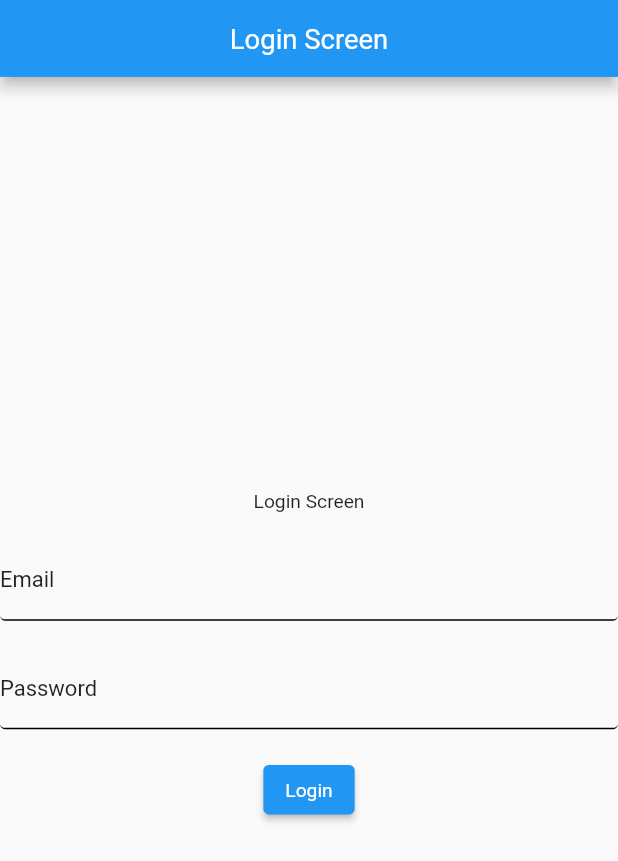
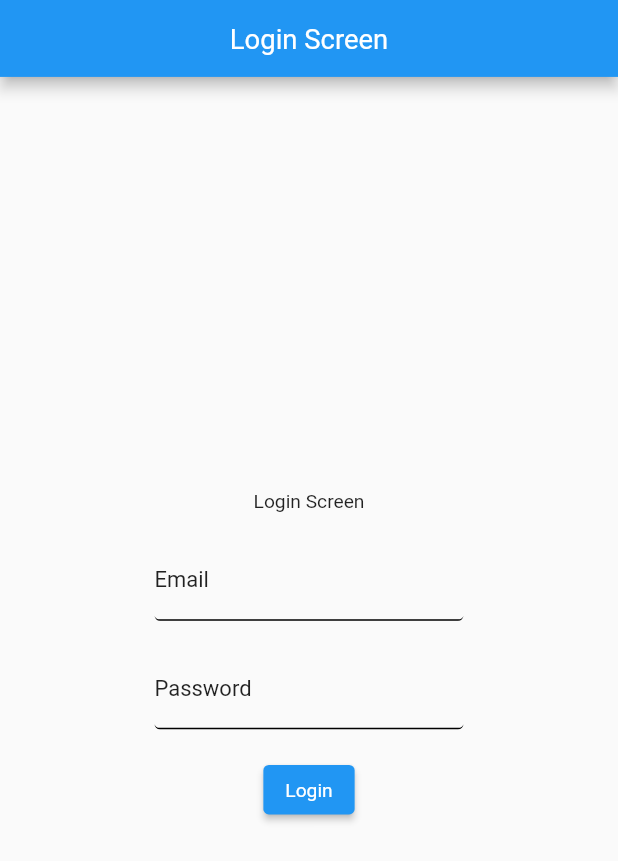
Before and after one commit to magic010/dashboard, a Flutter app: the LoginScreen screen opened directly, on a phone screen of 412 x 824 dp. Shown: the top 861 px of the screen. Run offline on Flutter 3.47's test engine with Material 2 defaults, Android fonts, the phone set to English and light mode, and no system bars; our stand-ins replace bloc, connectivity_plus, easy_sidemenu, equatable, flutter_bloc, flutter_spinkit and 4 more; accounts and stored records are empty; network calls fail.

Commit message:
added web

```diff
--- a/lib/presentation/Loginscreen/LoginScreen.dart
+++ b/lib/presentation/Loginscreen/LoginScreen.dart
@@ -60,19 +60,25 @@ class _LoginScreenState extends State<LoginScreen> {
                     children: [
                       const Text('Login Screen'),
                       const SizedBox(height: 20),
-                      TextFormField(
+                      SizedBox(
+                        width: MediaQuery.of(context).size.width * 0.5,
+                        child: TextFormField(
                           controller: emailText,
                           decoration: const InputDecoration(
                             border: OutlineInputBorder(),
                             labelText: 'Email',
                           ),
                         ),
+                      ),
                       const SizedBox(height: 20),
-                      TextFormField(
+                      SizedBox(
+                        width: MediaQuery.of(context).size.width * 0.5,
+                        child: TextFormField(
                           controller: passwordText,
                           decoration: const InputDecoration(
                             border: OutlineInputBorder(),
                             labelText: 'Password',
+                          ),
                         ),
                       ),
                       const SizedBox(height: 20),
```
Lines whose indentation alone changed are shown as unchanged.
